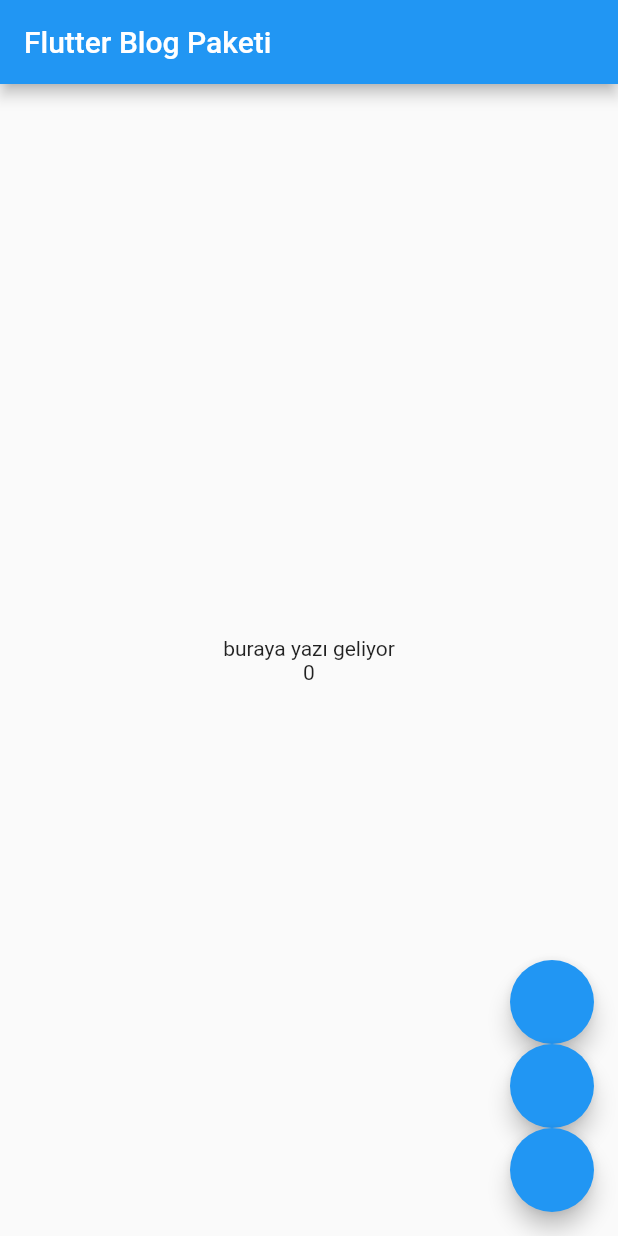
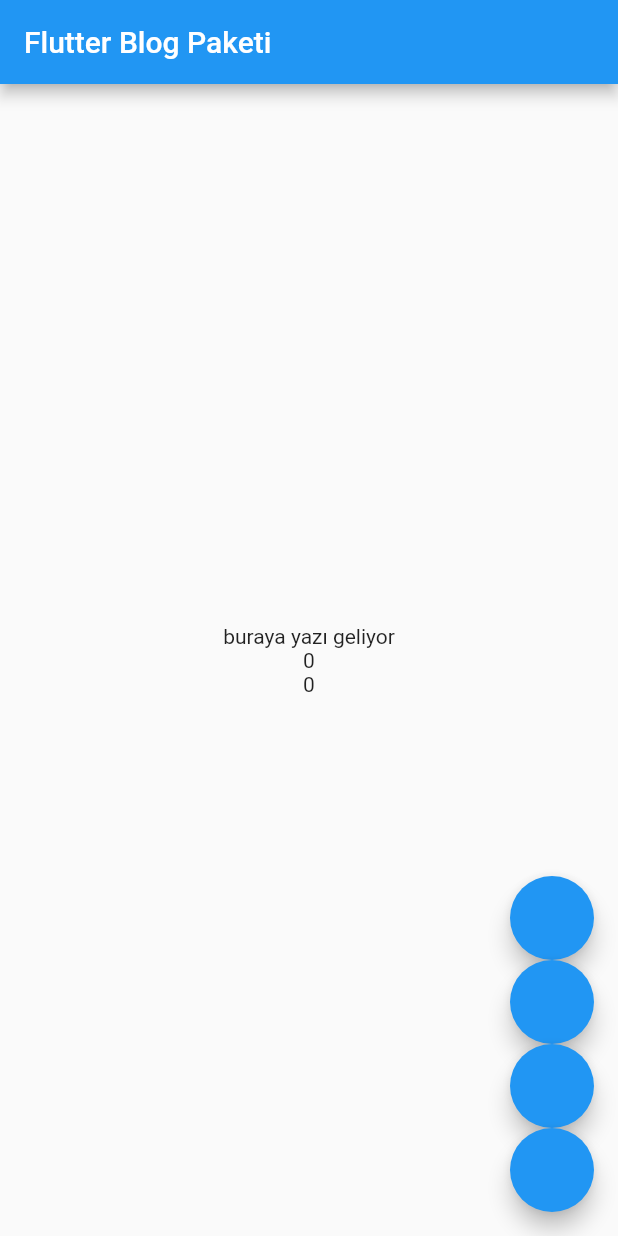
Before and after one commit to ylcnyldrm/flutter_bloc_paketi, a Flutter app: the screen it shows after launch, on a phone screen of 412 x 824 dp. Run offline on Flutter 3.47's test engine with Material 2 defaults, Android fonts, the phone set to English and light mode, and no system bars; our stand-ins replace bloc, flutter_bloc.

Commit message:
plugin kullanarak cubit  ve bloc counter uygulamsı  yaptık

```diff
--- a/lib/counter_bloc/counter_state.dart
+++ b/lib/counter_bloc/counter_state.dart
@@ -4,6 +4,4 @@
 
  int get sayac => _sayac;
 
-
-
 }
--- /dev/null
+++ b/lib/cubit_plugin/sayici_cubit.dart
@@ -0,0 +1,16 @@
+import 'package:bloc/bloc.dart';
+import 'package:meta/meta.dart';
+
+part 'sayici_state.dart';
+
+class SayiciCubit extends Cubit<SayiciState> {
+
+  SayiciCubit() : super(SayiciState(0));
+
+  void Arttir() {
+    emit(SayiciState(state._deger+1));
+  }
+  void Azalt() {
+    emit(SayiciState(state._deger-1));
+  }
+}
--- /dev/null
+++ b/lib/cubit_plugin/sayici_state.dart
@@ -0,0 +1,16 @@
+part of 'sayici_cubit.dart';
+
+@immutable
+
+
+class SayiciState  {
+  int _deger;
+  SayiciState(this._deger);
+
+  int get deger => _deger;
+
+  set deger(int value) {
+    _deger = value;
+  }
+
+}
--- a/lib/main.dart
+++ b/lib/main.dart
@@ -3,6 +3,7 @@
 import 'package:flutterblocpaketi/counter_bloc/counter_bloc.dart';
 import 'package:flutterblocpaketi/counter_bloc/counter_event.dart';
 import 'package:flutterblocpaketi/counter_bloc/counter_state.dart';
+import 'package:flutterblocpaketi/cubit_plugin/sayici_cubit.dart';
 
 import 'counter_bloc/thema_cubit.dart';
 
@@ -27,9 +28,13 @@
             theme: tema,
             title: "Flutter Bloc Paketi",
             debugShowCheckedModeBanner: false,
-            home: BlocProvider(
-
-                create: (context) => CounterBloc(), child: MyHomePage()),
+            home: MultiBlocProvider(
+              providers: [
+                BlocProvider(create: (context) => CounterBloc()),
+                BlocProvider(create: (context) => SayiciCubit()),
+              ],
+              child: MyHomePage(),
+            ),
           );
         },
       ),
@@ -74,6 +79,10 @@
                 builder: (context, counterState) {
               return Text(counterState.sayac.toString());
             }),
+            BlocBuilder<SayiciCubit, SayiciState>(
+                builder: (context, counterState) {
+              return Text(counterState.deger.toString());
+            }),
           ],
         ),
       ),
@@ -110,6 +119,12 @@
               debugPrint(" ULA THEMAYI DEGİSTİR SÜLO");
               context.read<ThemaCubit>().temaDegistir();
             }),
+        FloatingActionButton(
+            heroTag: 4,
+            onPressed: () {
+              debugPrint("plugin kullanarak cubit couter uygulaası");
+              context.read<SayiciCubit>().Arttir();
+            }),
       ],
     );
   }
--- /dev/null
+++ b/lib/sayac_bloc/sayac_event.dart
@@ -0,0 +1,6 @@
+part of 'sayac_bloc.dart';
+
+@immutable
+abstract class SayacEvent {}
+class Arttir extends SayacEvent{}
+class Azalt extends SayacEvent{}
```
Also changed, not shown: lib/sayac_bloc/sayac_bloc.dart (added, +24 -0 lines), lib/sayac_bloc/sayac_state.dart (added, +10 -0 lines).
